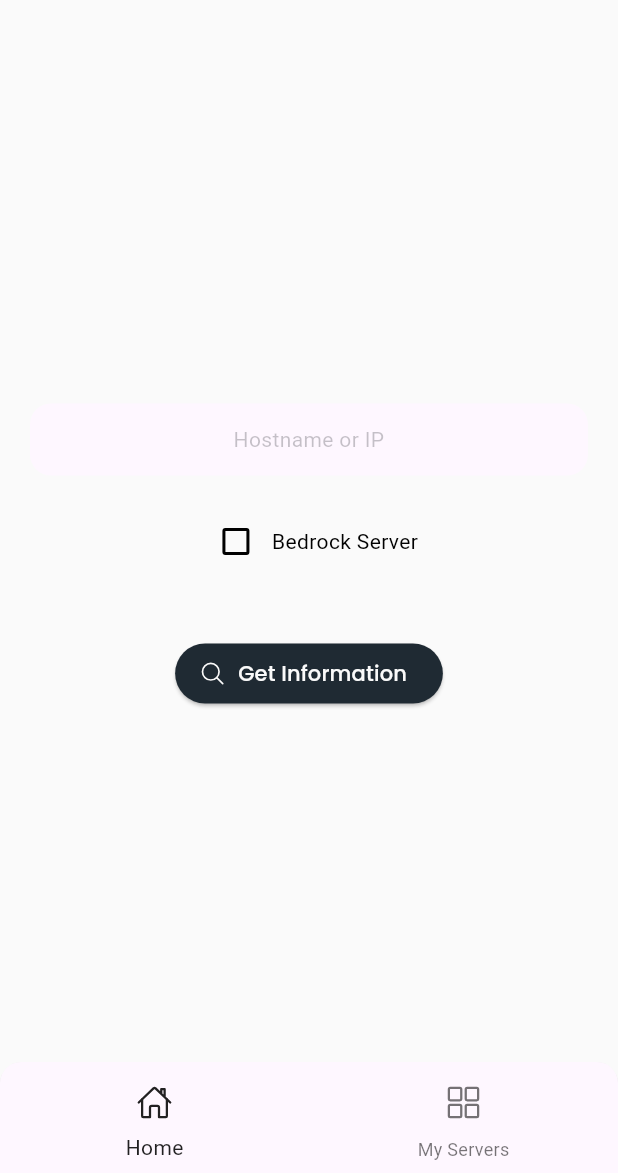
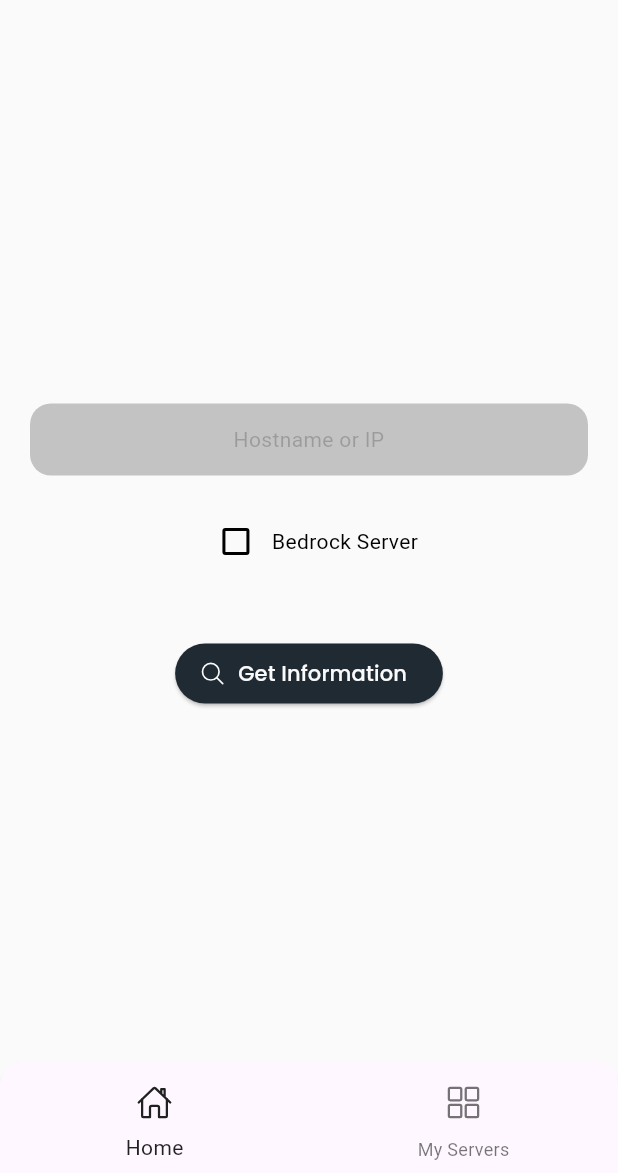
Before and after one commit to danfq/VoxelDash, a Flutter app: the VoxelDash screen opened directly, on a phone screen of 412 x 824 dp, the part 63-1236 px from its top. Run offline on Flutter 3.47's test engine with Material 3 defaults, Android fonts, the phone set to English and light mode, and no system bars; drawn by our look-alikes of toastification; our stand-ins replace adaptive_theme, connectivity_plus, flutter_slidable, flutter_vector_icons, flutter_widget_from_html, get and 6 more; accounts and stored records are empty; network calls fail.

Commit message:
UI Updates & Bug Fixes

```diff
--- a/lib/pages/home/search.dart
+++ b/lib/pages/home/search.dart
@@ -1,9 +1,7 @@
 import 'package:flutter/material.dart';
 import 'package:flutter_vector_icons/flutter_vector_icons.dart';
-import 'package:future_progress_dialog/future_progress_dialog.dart';
 import 'package:get/route_manager.dart';
 import 'package:voxeldash/pages/server/info.dart';
-import 'package:voxeldash/util/data/api.dart';
 import 'package:voxeldash/util/widgets/buttons.dart';
 import 'package:voxeldash/util/widgets/input.dart';
 
@@ -27,6 +25,7 @@ class SearchPage extends StatelessWidget {
           controller: _searchController,
           placeholder: "Hostname or IP",
           centerPlaceholder: true,
+          backgroundColor: Colors.grey.withOpacity(0.6),
         ),
 
         //Bedrock Check
--- a/lib/pages/server/info.dart
+++ b/lib/pages/server/info.dart
@@ -35,7 +35,7 @@ class _ServerInfoState extends State<ServerInfo> {
   @override
   void initState() {
     super.initState();
-    _serverDataFuture = _fetchServerData(); // Initialize the future once
+    _serverDataFuture = _fetchServerData();
   }
 
   Future<ServerData> _fetchServerData() async {
@@ -61,7 +61,7 @@ class _ServerInfoState extends State<ServerInfo> {
             child: Padding(
               padding: const EdgeInsets.only(right: 10.0),
               child: Buttons.icon(
-                icon: Ionicons.ios_download_outline,
+                icon: Ionicons.ios_star_outline,
                 onTap: () {
                   Get.defaultDialog(
                     barrierDismissible: false,
--- a/lib/pages/settings/settings.dart
+++ b/lib/pages/settings/settings.dart
@@ -88,7 +88,7 @@ class _SettingsState extends State<Settings> {
                   title: const Text("Licenses"),
                   onPressed: (context) => Get.to(
                     () => LicensePage(
-                      applicationName: "Uncaught Exception",
+                      applicationName: "VoxelDash",
                       applicationIcon: Padding(
                         padding: const EdgeInsets.all(8.0),
                         child: ClipRRect(
--- a/lib/pages/voxel.dart
+++ b/lib/pages/voxel.dart
@@ -1,11 +1,9 @@
-import 'package:day_night_switcher/day_night_switcher.dart';
 import 'package:flutter/material.dart';
 import 'package:flutter_vector_icons/flutter_vector_icons.dart';
 import 'package:get/route_manager.dart';
 import 'package:voxeldash/pages/home/search.dart';
 import 'package:voxeldash/pages/home/servers.dart';
 import 'package:voxeldash/pages/settings/settings.dart';
-import 'package:voxeldash/util/themes/controller.dart';
 import 'package:voxeldash/util/widgets/buttons.dart';
 import 'package:voxeldash/util/widgets/main.dart';
 
--- a/lib/util/themes/themes.dart
+++ b/lib/util/themes/themes.dart
@@ -10,7 +10,7 @@ class Themes {
       secondary: const Color(0xFFE91E63),
     ),
     textTheme: GoogleFonts.poppinsTextTheme().copyWith(
-      headlineSmall: const TextStyle(color: Colors.white),
+      headlineSmall: const TextStyle(color: Colors.black),
       bodyMedium: const TextStyle(color: Colors.black),
     ),
   );
--- a/lib/util/widgets/input.dart
+++ b/lib/util/widgets/input.dart
@@ -58,11 +58,7 @@ class _InputState extends State<Input> {
         controller: widget.controller,
         placeholder: widget.placeholder,
         padding: const EdgeInsets.all(14.0),
-        style: Theme.of(context).textTheme.bodyMedium!.copyWith(
-              color: ThemeController.current(context: Get.context!)
-                  ? Colors.white
-                  : Colors.black,
-            ),
+        style: Theme.of(context).textTheme.bodyMedium,
         textAlign:
             widget.centerPlaceholder ? TextAlign.center : TextAlign.start,
         decoration: BoxDecoration(
--- a/pubspec.yaml
+++ b/pubspec.yaml
@@ -31,6 +31,7 @@ dependencies:
   flutter_widget_from_html: ^0.15.2
   settings_ui: ^2.0.2
   url_launcher: ^6.3.1
+  flutter_slidable: ^3.1.1
 
 dev_dependencies:
   flutter_test:
```
Also changed, not shown: lib/pages/home/servers.dart (+45 -23 lines), lib/util/data/api.dart (+21 -1 lines).
